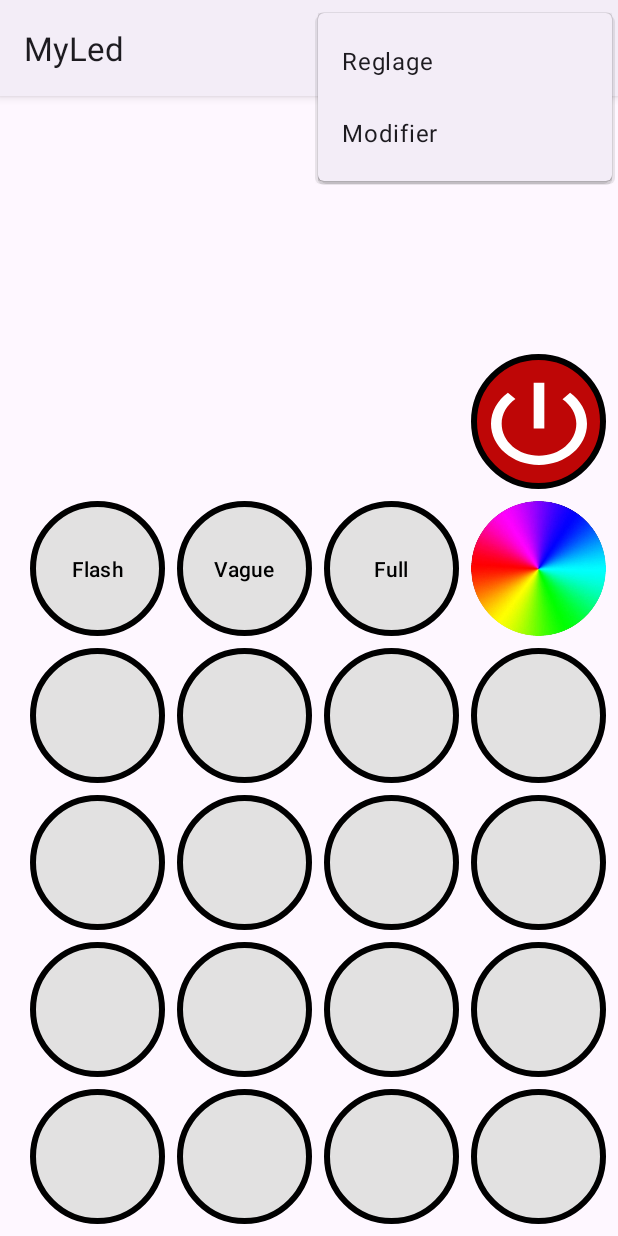
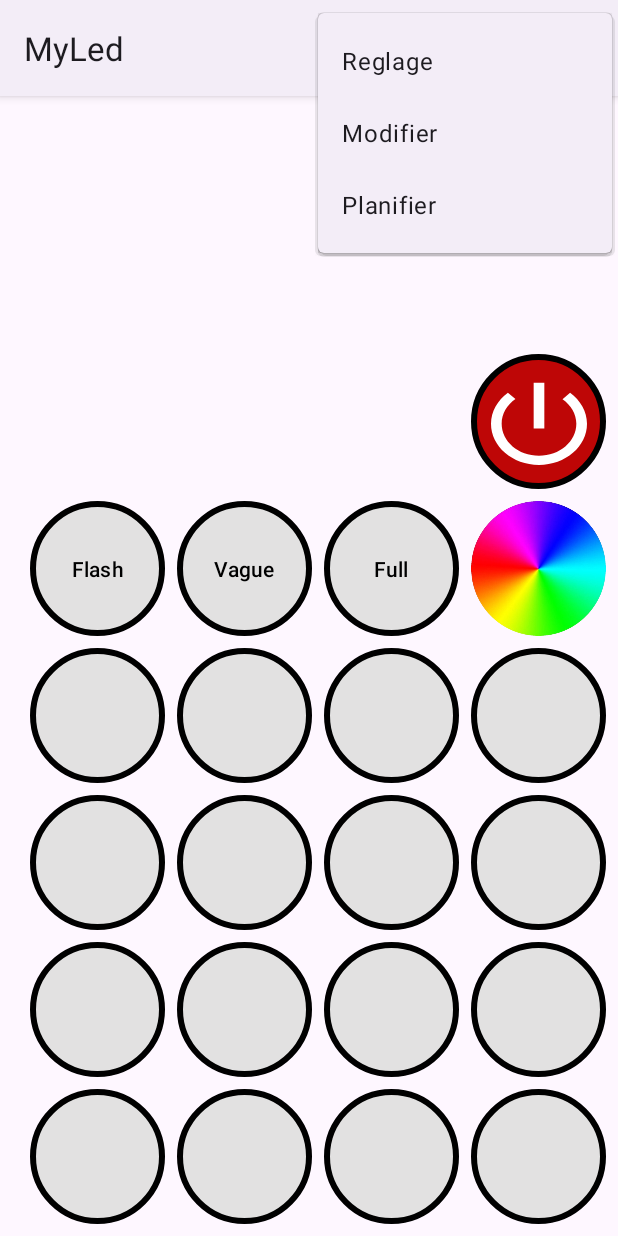
Before and after one commit to CR2429/RasberryRGB, an Android app: the screen it shows after launch (MainActivity), with the options menu open, on a phone screen of 412 x 824 dp. Run offline under Robolectric (Android 15) with nearby library versions, the phone set to English and light mode, and no system bars; libraries missing offline, so code that uses them is left out: com.skydoves.colorpickerview.

Commit message:
connection entre mes activites

```diff
--- a/Android/app/src/main/java/com/annoapp/raspberry/PlanifAdapter.kt
+++ b/Android/app/src/main/java/com/annoapp/raspberry/PlanifAdapter.kt
@@ -43,7 +43,7 @@ class PlanifAdapter(private val context: Context, private val dataList: ArrayLis
             TvCommande.text = planif.getCommande()
         }
         else {
-            TvCommande.text = "${planif.getCommande()} - ${planif.getColor()}"
+            TvCommande.text = "Commande : ${planif.getCommande()}"
         }
 
         //Interaction
--- a/Android/app/src/main/res/menu/menu_main.xml
+++ b/Android/app/src/main/res/menu/menu_main.xml
@@ -10,4 +10,9 @@
         android:title="@string/edit"
         app:showAsAction="never"
         />
+    <item
+        android:id="@+id/menuPlanifier"
+        android:title="@string/planif"
+        app:showAsAction="never"
+        />
 </menu>
--- a/Android/app/src/main/res/values/strings.xml
+++ b/Android/app/src/main/res/values/strings.xml
@@ -18,4 +18,5 @@
     <string name="heurePlanif">Heure : </string>
     <string name="commandePlanif">Commande : </string>
     <string name="commandeBouton">Selectionner la commande</string>
+    <string name="planif">Planifier</string>
 </resources>
```
Also changed, not shown: Android/app/src/main/java/com/annoapp/raspberry/MainActivity.kt (+7 -0 lines).
